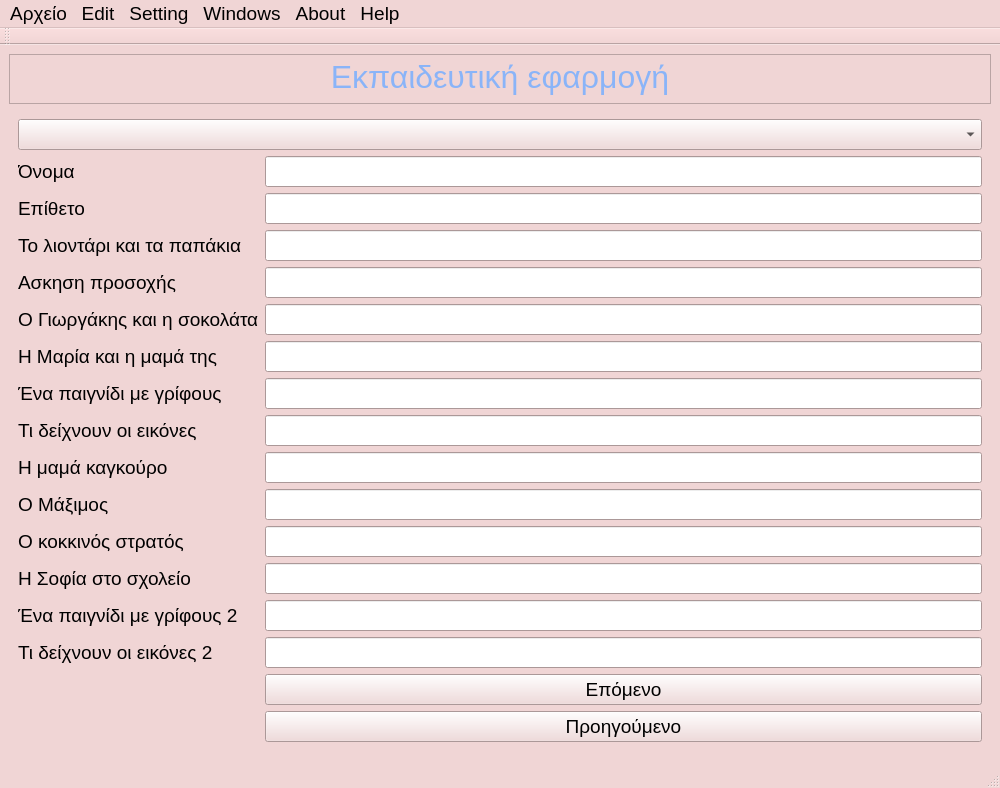
Qt form user_interface/resources/menu.ui (smattha/robotHuman) before a commit.
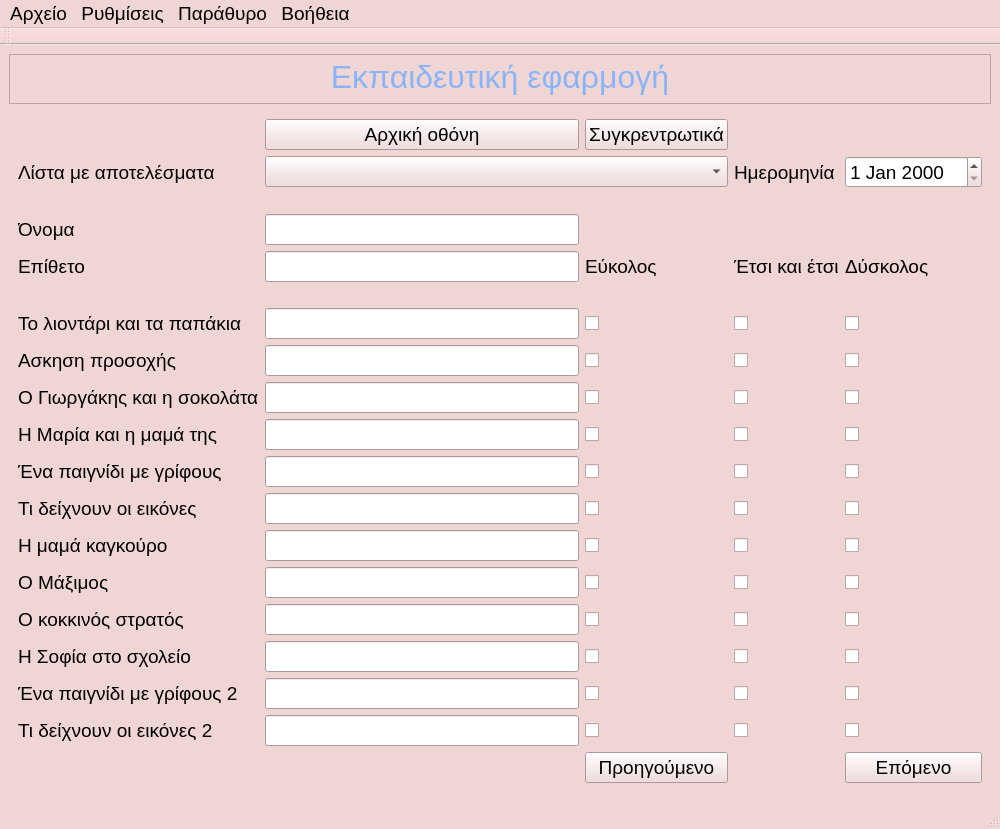
The same form after that commit. The open tabs and pages were chosen to show the change.

What changed in the file:
```diff
--- a/user_interface/resources/menu.ui
+++ b/user_interface/resources/menu.ui
@@ -10,7 +10,7 @@
     <x>0</x>
     <y>0</y>
     <width>1000</width>
-    <height>785</height>
+    <height>792</height>
    </rect>
   </property>
   <property name="sizePolicy">
@@ -862,171 +862,501 @@
          <layout class="QGridLayout" name="gridLayout_5">
           <item row="1" column="0">
            <layout class="QGridLayout" name="gridLayout_3">
-            <item row="5" column="2">
-             <widget class="QLineEdit" name="lineResultsEx4"/>
+            <item row="12" column="5">
+             <widget class="QCheckBox" name="checkBox_30">
+              <property name="text">
+               <string/>
+              </property>
+             </widget>
             </item>
-            <item row="15" column="2">
-             <widget class="QPushButton" name="pushButtoResultPrevius">
-              <property name="layoutDirection">
-               <enum>Qt::LeftToRight</enum>
+            <item row="14" column="3">
+             <widget class="QCheckBox" name="checkBox_8">
+              <property name="text">
+               <string/>
               </property>
+             </widget>
+            </item>
+            <item row="14" column="0">
+             <widget class="QLabel" name="labelResultEx8">
               <property name="text">
-               <string>Προηγούμενο</string>
+               <string>Ο Μάξιμος</string>
               </property>
-              <property name="flat">
-               <bool>false</bool>
+             </widget>
+            </item>
+            <item row="17" column="4">
+             <widget class="QCheckBox" name="checkBox_23">
+              <property name="text">
+               <string/>
               </property>
              </widget>
             </item>
+            <item row="10" column="5">
+             <widget class="QCheckBox" name="checkBox_28">
+              <property name="text">
+               <string/>
+              </property>
+             </widget>
+            </item>
+            <item row="14" column="5">
+             <widget class="QCheckBox" name="checkBox_32">
+              <property name="text">
+               <string/>
+              </property>
+             </widget>
+            </item>
+            <item row="1" column="5">
+             <widget class="QDateEdit" name="dateEdit"/>
+            </item>
             <item row="12" column="0">
-             <widget class="QLabel" name="labelResultEx11">
+             <widget class="QLabel" name="labelResultEx6">
               <property name="text">
-               <string>Ένα παιγνίδι με γρίφους 2</string>
+               <string>Τι δείχνουν οι εικόνες</string>
               </property>
              </widget>
             </item>
-            <item row="10" column="0">
-             <widget class="QLabel" name="labelResultEx9">
+            <item row="4" column="5">
+             <widget class="QLabel" name="label_4">
               <property name="text">
-               <string>Ο κοκκινός στρατός</string>
+               <string>Δύσκολος</string>
               </property>
              </widget>
             </item>
-            <item row="0" column="0">
-             <widget class="QLabel" name="labelResultName">
+            <item row="11" column="3">
+             <widget class="QCheckBox" name="checkBox_5">
               <property name="text">
-               <string>Όνομα</string>
+               <string/>
               </property>
              </widget>
             </item>
-            <item row="0" column="2">
-             <widget class="QLineEdit" name="lineResultName"/>
-            </item>
-            <item row="2" column="0">
+            <item row="7" column="0">
              <widget class="QLabel" name="labelResultEx1">
               <property name="text">
                <string>Το λιοντάρι και τα παπάκια</string>
               </property>
              </widget>
             </item>
-            <item row="4" column="2">
+            <item row="15" column="5">
+             <widget class="QCheckBox" name="checkBox_33">
+              <property name="text">
+               <string/>
+              </property>
+             </widget>
+            </item>
+            <item row="3" column="0">
+             <widget class="QLabel" name="labelResultName">
+              <property name="text">
+               <string>Όνομα</string>
+              </property>
+             </widget>
+            </item>
+            <item row="4" column="0">
+             <widget class="QLabel" name="labelResultSurname">
+              <property name="text">
+               <string>Επίθετο</string>
+              </property>
+             </widget>
+            </item>
+            <item row="12" column="4">
+             <widget class="QCheckBox" name="checkBox_18">
+              <property name="text">
+               <string/>
+              </property>
+             </widget>
+            </item>
+            <item row="18" column="0">
+             <widget class="QLabel" name="labelResultEx12">
+              <property name="text">
+               <string>Τι δείχνουν οι εικόνες 2</string>
+              </property>
+             </widget>
+            </item>
+            <item row="14" column="2">
+             <widget class="QLineEdit" name="lineResultsEx8"/>
+            </item>
+            <item row="17" column="3">
+             <widget class="QCheckBox" name="checkBox_11">
+              <property name="text">
+               <string/>
+              </property>
+             </widget>
+            </item>
+            <item row="9" column="4">
+             <widget class="QCheckBox" name="checkBox_15">
+              <property name="text">
+               <string/>
+              </property>
+             </widget>
+            </item>
+            <item row="16" column="2">
+             <widget class="QLineEdit" name="lineResultsEx10"/>
+            </item>
+            <item row="15" column="2">
+             <widget class="QLineEdit" name="lineResultsEx9"/>
+            </item>
+            <item row="10" column="3">
+             <widget class="QCheckBox" name="checkBox_4">
+              <property name="text">
+               <string/>
+              </property>
+             </widget>
+            </item>
+            <item row="11" column="4">
+             <widget class="QCheckBox" name="checkBox_17">
+              <property name="text">
+               <string/>
+              </property>
+             </widget>
+            </item>
+            <item row="18" column="4">
+             <widget class="QCheckBox" name="checkBox_24">
+              <property name="text">
+               <string/>
+              </property>
+             </widget>
+            </item>
+            <item row="10" column="2">
+             <widget class="QLineEdit" name="lineResultsEx4"/>
+            </item>
+            <item row="1" column="4">
+             <widget class="QLabel" name="label_8">
+              <property name="text">
+               <string>Ημερομηνία</string>
+              </property>
+             </widget>
+            </item>
+            <item row="13" column="5">
+             <widget class="QCheckBox" name="checkBox_31">
+              <property name="text">
+               <string/>
+              </property>
+             </widget>
+            </item>
+            <item row="7" column="5">
+             <widget class="QCheckBox" name="checkBox_25">
+              <property name="text">
+               <string/>
+              </property>
+             </widget>
+            </item>
+            <item row="9" column="2">
              <widget class="QLineEdit" name="lineResultsEx3"/>
             </item>
+            <item row="5" column="2">
+             <spacer name="horizontalSpacer_2">
+              <property name="orientation">
+               <enum>Qt::Horizontal</enum>
+              </property>
+              <property name="sizeHint" stdset="0">
+               <size>
+                <width>40</width>
+                <height>20</height>
+               </size>
+              </property>
+             </spacer>
+            </item>
+            <item row="12" column="3">
+             <widget class="QCheckBox" name="checkBox_6">
+              <property name="text">
+               <string/>
+              </property>
+             </widget>
+            </item>
             <item row="1" column="0">
-             <widget class="QLabel" name="labelResultSurname">
+             <widget class="QLabel" name="label_7">
               <property name="text">
-               <string>Επίθετο</string>
+               <string>Λίστα με αποτελέσματα</string>
               </property>
              </widget>
             </item>
-            <item row="12" column="2">
+            <item row="15" column="4">
+             <widget class="QCheckBox" name="checkBox_21">
+              <property name="text">
+               <string/>
+              </property>
+             </widget>
+            </item>
+            <item row="1" column="2" colspan="2">
+             <widget class="QComboBox" name="comboBox"/>
+            </item>
+            <item row="4" column="4">
+             <widget class="QLabel" name="label_5">
+              <property name="text">
+               <string>Έτσι και έτσι</string>
+              </property>
+             </widget>
+            </item>
+            <item row="8" column="5">
+             <widget class="QCheckBox" name="checkBox_26">
+              <property name="text">
+               <string/>
+              </property>
+             </widget>
+            </item>
+            <item row="8" column="2">
+             <widget class="QLineEdit" name="lineResultsEx2"/>
+            </item>
+            <item row="13" column="0">
+             <widget class="QLabel" name="labelResultEx7">
+              <property name="text">
+               <string>Η μαμά καγκούρο</string>
+              </property>
+             </widget>
+            </item>
+            <item row="10" column="0">
+             <widget class="QLabel" name="labelResultEx4">
+              <property name="text">
+               <string>Η Μαρία και η μαμά της</string>
+              </property>
+             </widget>
+            </item>
+            <item row="10" column="4">
+             <widget class="QCheckBox" name="checkBox_16">
+              <property name="text">
+               <string/>
+              </property>
+             </widget>
+            </item>
+            <item row="11" column="5">
+             <widget class="QCheckBox" name="checkBox_29">
+              <property name="text">
+               <string/>
+              </property>
+             </widget>
+            </item>
+            <item row="8" column="4">
+             <widget class="QCheckBox" name="checkBox_14">
+              <property name="text">
+               <string/>
+              </property>
+             </widget>
+            </item>
+            <item row="4" column="2">
+             <widget class="QLineEdit" name="lineResultsSurname"/>
+            </item>
+            <item row="17" column="2">
              <widget class="QLineEdit" name="lineResultsEx11"/>
             </item>
-            <item row="3" column="0">
+            <item row="15" column="3">
+             <widget class="QCheckBox" name="checkBox_9">
+              <property name="text">
+               <string/>
+              </property>
+             </widget>
+            </item>
+            <item row="16" column="4">
+             <widget class="QCheckBox" name="checkBox_22">
+              <property name="text">
+               <string/>
+              </property>
+             </widget>
+            </item>
+            <item row="12" column="2">
+             <widget class="QLineEdit" name="lineResultsEx6"/>
+            </item>
+            <item row="17" column="5">
+             <widget class="QCheckBox" name="checkBox_35">
+              <property name="text">
+               <string/>
+              </property>
+             </widget>
+            </item>
+            <item row="8" column="3">
+             <widget class="QCheckBox" name="checkBox_2">
+              <property name="text">
+               <string/>
+              </property>
+             </widget>
+            </item>
+            <item row="14" column="4">
+             <widget class="QCheckBox" name="checkBox_20">
+              <property name="text">
+               <string/>
+              </property>
+             </widget>
+            </item>
+            <item row="7" column="3">
+             <widget class="QCheckBox" name="checkBox">
+              <property name="text">
+               <string/>
+              </property>
+             </widget>
+            </item>
+            <item row="4" column="3">
+             <widget class="QLabel" name="label_3">
+              <property name="text">
+               <string>Εύκολος</string>
+              </property>
+             </widget>
+            </item>
+            <item row="3" column="2">
+             <widget class="QLineEdit" name="lineResultName"/>
+            </item>
+            <item row="13" column="3">
+             <widget class="QCheckBox" name="checkBox_7">
+              <property name="text">
+               <string/>
+              </property>
+             </widget>
+            </item>
+            <item row="9" column="5">
+             <widget class="QCheckBox" name="checkBox_27">
+              <property name="text">
+               <string/>
+              </property>
+             </widget>
+            </item>
+            <item row="18" column="2">
+             <widget class="QLineEdit" name="lineResultsEx12"/>
+            </item>
+            <item row="13" column="2">
+             <widget class="QLineEdit" name="lineResultsEx7"/>
+            </item>
+            <item row="8" column="0">
              <widget class="QLabel" name="labelResultEx2">
               <property name="text">
                <string>Ασκηση προσοχής</string>
               </property>
              </widget>
             </item>
+            <item row="13" column="4">
+             <widget class="QCheckBox" name="checkBox_19">
+              <property name="text">
+               <string/>
+              </property>
+             </widget>
+            </item>
+            <item row="11" column="2">
+             <widget class="QLineEdit" name="lineResultsEx5"/>
+            </item>
+            <item row="20" column="5">
+             <widget class="QPushButton" name="pushButtonResultsNext">
+              <property name="text">
+               <string>Επόμενο</string>
+              </property>
+             </widget>
+            </item>
+            <item row="20" column="3">
+             <widget class="QPushButton" name="pushButtoResultPrevius">
+              <property name="layoutDirection">
+               <enum>Qt::LeftToRight</enum>
+              </property>
+              <property name="text">
+               <string>Προηγούμενο</string>
+              </property>
+              <property name="flat">
+               <bool>false</bool>
+              </property>
+             </widget>
+            </item>
+            <item row="18" column="3">
+             <widget class="QCheckBox" name="checkBox_12">
+              <property name="text">
+               <string/>
+              </property>
+             </widget>
+            </item>
+            <item row="9" column="3">
+             <widget class="QCheckBox" name="checkBox_3">
+              <property name="text">
+               <string/>
+              </property>
+             </widget>
+            </item>
+            <item row="16" column="5">
+             <widget class="QCheckBox" name="checkBox_34">
+              <property name="text">
+               <string/>
+              </property>
+             </widget>
+            </item>
+            <item row="16" column="0">
+             <widget class="QLabel" name="labelResultEx10">
+              <property name="text">
+               <string>Η Σοφία στο σχολείο</string>
+              </property>
+             </widget>
+            </item>
+            <item row="7" column="4">
+             <widget class="QCheckBox" name="checkBox_13">
+              <property name="text">
+               <string/>
+              </property>
+             </widget>
+            </item>
+            <item row="7" column="2">
+             <widget class="QLineEdit" name="lineResultsEx1"/>
+            </item>
             <item row="9" column="0">
-             <widget class="QLabel" name="labelResultEx8">
-              <property name="text">
-               <string>Ο Μάξιμος</string>
-              </property>
-             </widget>
-            </item>
-            <item row="4" column="0">
              <widget class="QLabel" name="labelResultEx3">
               <property name="text">
                <string>Ο Γιωργάκης και η σοκολάτα</string>
               </property>
              </widget>
             </item>
+            <item row="15" column="0">
+             <widget class="QLabel" name="labelResultEx9">
+              <property name="text">
+               <string>Ο κοκκινός στρατός</string>
+              </property>
+             </widget>
+            </item>
+            <item row="18" column="5">
+             <widget class="QCheckBox" name="checkBox_36">
+              <property name="text">
+               <string/>
+              </property>
+             </widget>
+            </item>
+            <item row="16" column="3">
+             <widget class="QCheckBox" name="checkBox_10">
+              <property name="text">
+               <string/>
+              </property>
+             </widget>
+            </item>
+            <item row="17" column="0">
+             <widget class="QLabel" name="labelResultEx11">
+              <property name="text">
+               <string>Ένα παιγνίδι με γρίφους 2</string>
+              </property>
+             </widget>
+            </item>
             <item row="11" column="0">
-             <widget class="QLabel" name="labelResultEx10">
-              <property name="text">
-               <string>Η Σοφία στο σχολείο</string>
-              </property>
-             </widget>
-            </item>
-            <item row="9" column="2">
-             <widget class="QLineEdit" name="lineResultsEx8"/>
-            </item>
-            <item row="6" column="2">
-             <widget class="QLineEdit" name="lineResultsEx5"/>
-            </item>
-            <item row="14" column="2">
-             <widget class="QPushButton" name="pushButtonResultsNext">
-              <property name="text">
-               <string>Επόμενο</string>
-              </property>
-             </widget>
-            </item>
-            <item row="13" column="0">
-             <widget class="QLabel" name="labelResultEx12">
-              <property name="text">
-               <string>Τι δείχνουν οι εικόνες 2</string>
-              </property>
-             </widget>
-            </item>
-            <item row="1" column="2">
-             <widget class="QLineEdit" name="lineResultsSurname"/>
-            </item>
-            <item row="10" column="2">
-             <widget class="QLineEdit" name="lineResultsEx9"/>
-            </item>
-            <item row="6" column="0">
              <widget class="QLabel" name="labelResultEx5">
               <property name="text">
                <string>Ένα παιγνίδι με γρίφους</string>
               </property>
              </widget>
             </item>
-            <item row="5" column="0">
-             <widget class="QLabel" name="labelResultEx4">
-              <property name="text">
-               <string>Η Μαρία και η μαμά της</string>
-              </property>
-             </widget>
-            </item>
-            <item row="8" column="0">
-             <widget class="QLabel" name="labelResultEx7">
-              <property name="text">
-               <string>Η μαμά καγκούρο</string>
-              </property>
-             </widget>
-            </item>
-            <item row="8" column="2">
-             <widget class="QLineEdit" name="lineResultsEx7"/>
-            </item>
             <item row="2" column="2">
-             <widget class="QLineEdit" name="lineResultsEx1"/>
+             <spacer name="horizontalSpacer_3">
+              <property name="orientation">
+               <enum>Qt::Horizontal</enum>
+              </property>
+              <property name="sizeHint" stdset="0">
+               <size>
+                <width>40</width>
+                <height>20</height>
+               </size>
+              </property>
+             </spacer>
             </item>
-            <item row="11" column="2">
-             <widget class="QLineEdit" name="lineResultsEx10"/>
+            <item row="0" column="2">
+             <widget class="QPushButton" name="pushButton">
+              <property name="text">
+               <string>Αρχική οθόνη</string>
+              </property>
+             </widget>
             </item>
-            <item row="13" column="2">
-             <widget class="QLineEdit" name="lineResultsEx12"/>
-            </item>
-            <item row="3" column="2">
-             <widget class="QLineEdit" name="lineResultsEx2"/>
-            </item>
-            <item row="7" column="2">
-             <widget class="QLineEdit" name="lineResultsEx6"/>
-            </item>
-            <item row="7" column="0">
-             <widget class="QLabel" name="labelResultEx6">
+            <item row="0" column="3">
+             <widget class="QPushButton" name="pushButton_2">
               <property name="text">
-               <string>Τι δείχνουν οι εικόνες</string>
+               <string>Συγκρεντρωτικά</string>
               </property>
              </widget>
             </item>
            </layout>
           </item>
-          <item row="0" column="0">
-           <widget class="QComboBox" name="comboBox"/>
-          </item>
          </layout>
         </widget>
        </widget>
@@ -1049,21 +1379,17 @@
      <string>Αρχείο</string>
     </property>
     <addaction name="actionExport_Data"/>
-   </widget>
-   <widget class="QMenu" name="menuEdit">
-    <property name="title">
-     <string>Edit</string>
-    </property>
+    <addaction name="action_4"/>
    </widget>
    <widget class="QMenu" name="menuSetting">
     <property name="title">
-     <string>Setting</string>
+     <string>Ρυθμίσεις</string>
     </property>
     <addaction name="actionMedia_Files_Folder"/>
    </widget>
    <widget class="QMenu" name="menuWindows">
     <property name="title">
-     <string>Windows</string>
+     <string>Παράθυρο</string>
     </property>
     <widget class="QMenu" name="menuMove_to_Activity">
      <property name="title">
@@ -1084,23 +1410,18 @@
     </widget>
     <addaction name="menuMove_to_Activity"/>
     <addaction name="actionMain_Menu"/>
-   </widget>
-   <widget class="QMenu" name="menuAbout">
-    <property name="title">
-     <string>About</string>
-    </property>
+    <addaction name="menu_2"/>
+    <addaction name="menuMove_to_Activity"/>
    </widget>
    <widget class="QMenu" name="menuHelp">
     <property name="title">
-     <string>Help</string>
+     <string>Βοήθεια</string>
     </property>
     <addaction name="actionAAbout"/>
    </widget>
    <addaction name="menu"/>
-   <addaction name="menuEdit"/>
    <addaction name="menuSetting"/>
    <addaction name="menuWindows"/>
-   <addaction name="menuAbout"/>
    <addaction name="menuHelp"/>
   </widget>
   <widget class="QStatusBar" name="statusbar"/>
```
Left out of the diff: 190 changed lines with no effect on the pictures.
